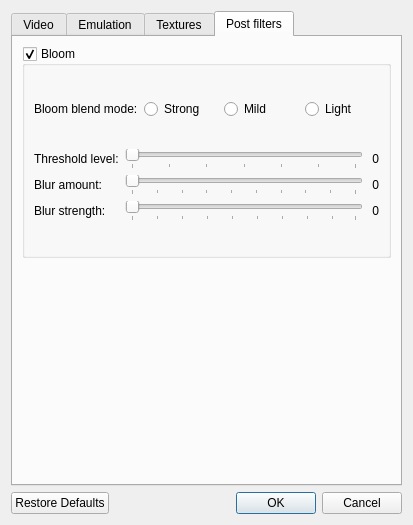
First picture: the form in src/GLideNUI/configDialog.ui, repository gonetz/GLideN64, before the edit.
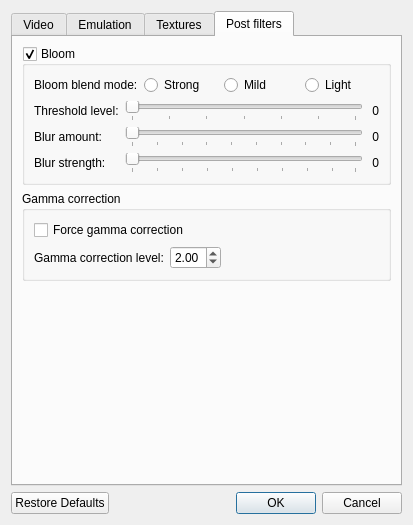
Second picture: the form after the edit. The open tabs and pages were chosen to show the change. Icons and pictures are not drawn.

Commit message: Add gamma correction settings to GUI.

```diff
--- a/src/GLideNUI/configDialog.ui
+++ b/src/GLideNUI/configDialog.ui
@@ -1273,7 +1273,103 @@
         </widget>
        </item>
        <item>
-        <widget class="QWidget" name="widget_3" native="true"/>
+        <widget class="QGroupBox" name="gammaCorrectionGroupBox">
+         <property name="sizePolicy">
+          <sizepolicy hsizetype="Preferred" vsizetype="Preferred">
+           <horstretch>0</horstretch>
+           <verstretch>0</verstretch>
+          </sizepolicy>
+         </property>
+         <property name="title">
+          <string>Gamma correction</string>
+         </property>
+         <layout class="QVBoxLayout" name="verticalLayout_16">
+          <item>
+           <widget class="QCheckBox" name="forceGammaCorrectionCheckBox">
+            <property name="toolTip">
+             <string>&lt;html&gt;&lt;head/&gt;&lt;body&gt;&lt;p&gt;&lt;span style=&quot; font-weight:600;&quot;&gt;Gamma correction.&lt;/span&gt;&lt;/p&gt;&lt;p&gt;Some N64 games use gamma correction. Gamma correction makes image brighter. N64 applies gamma correction in its Video Interface. &lt;/p&gt;&lt;p&gt;GLideN64 emulates gamma correction as post-processing effect. That is, it works only when frame buffer emulation enabled. Gamma correction enabled automatically for games, which use it on real N64. You may force gamma correction for all games and increase default level of gamma correction.&lt;/p&gt;&lt;p&gt;[Recommended: &lt;span style=&quot; font-style:italic;&quot;&gt;use defaults&lt;/span&gt;]&lt;/p&gt;&lt;/body&gt;&lt;/html&gt;</string>
+            </property>
+            <property name="text">
+             <string>Force gamma correction</string>
+            </property>
+           </widget>
+          </item>
+          <item>
+           <layout class="QHBoxLayout" name="horizontalLayout_14">
+            <property name="sizeConstraint">
+             <enum>QLayout::SetDefaultConstraint</enum>
+            </property>
+            <item>
+             <widget class="QLabel" name="label_25">
+              <property name="sizePolicy">
+               <sizepolicy hsizetype="Fixed" vsizetype="Preferred">
+                <horstretch>0</horstretch>
+                <verstretch>0</verstretch>
+               </sizepolicy>
+              </property>
+              <property name="toolTip">
+               <string>&lt;html&gt;&lt;head/&gt;&lt;body&gt;&lt;p&gt;&lt;span style=&quot; font-weight:600;&quot;&gt;Gamma correction.&lt;/span&gt;&lt;/p&gt;&lt;p&gt;Some N64 games use gamma correction. Gamma correction makes image brighter. N64 applies gamma correction in its Video Interface. &lt;/p&gt;&lt;p&gt;GLideN64 emulates gamma correction as post-processing effect. That is, it works only when frame buffer emulation enabled. Gamma correction enabled automatically for games, which use it on real N64. You may force gamma correction for all games. Default level of gamma correction is 2, as on N64.&lt;/p&gt;&lt;p&gt;[Recommended: &lt;span style=&quot; font-style:italic;&quot;&gt;use defaults&lt;/span&gt;]&lt;/p&gt;&lt;/body&gt;&lt;/html&gt;</string>
+              </property>
+              <property name="text">
+               <string>Gamma correction level:</string>
+              </property>
+             </widget>
+            </item>
+            <item>
+             <widget class="QDoubleSpinBox" name="gammaLevelSpinBox">
+              <property name="sizePolicy">
+               <sizepolicy hsizetype="Fixed" vsizetype="Fixed">
+                <horstretch>0</horstretch>
+                <verstretch>0</verstretch>
+               </sizepolicy>
+              </property>
+              <property name="toolTip">
+               <string>&lt;html&gt;&lt;head/&gt;&lt;body&gt;&lt;p&gt;&lt;span style=&quot; font-weight:600;&quot;&gt;Gamma correction.&lt;/span&gt;&lt;/p&gt;&lt;p&gt;Some N64 games use gamma correction. Gamma correction makes image brighter. N64 applies gamma correction in its Video Interface. &lt;/p&gt;&lt;p&gt;GLideN64 emulates gamma correction as post-processing effect. That is, it works only when frame buffer emulation enabled. Gamma correction enabled automatically for games, which use it on real N64. You may force gamma correction for all games. Default level of gamma correction is 2, as on N64.&lt;/p&gt;&lt;p&gt;[Recommended: &lt;span style=&quot; font-style:italic;&quot;&gt;use defaults&lt;/span&gt;]&lt;/p&gt;&lt;/body&gt;&lt;/html&gt;</string>
+              </property>
+              <property name="minimum">
+               <double>1.000000000000000</double>
+              </property>
+              <property name="maximum">
+               <double>4.000000000000000</double>
+              </property>
+              <property name="singleStep">
+               <double>0.100000000000000</double>
+              </property>
+              <property name="value">
+               <double>2.000000000000000</double>
+              </property>
+             </widget>
+            </item>
+            <item>
+             <widget class="QWidget" name="widget_4" native="true">
+              <property name="sizePolicy">
+               <sizepolicy hsizetype="Preferred" vsizetype="Preferred">
+                <horstretch>0</horstretch>
+                <verstretch>0</verstretch>
+               </sizepolicy>
+              </property>
+              <property name="minimumSize">
+               <size>
+                <width>0</width>
+                <height>0</height>
+               </size>
+              </property>
+             </widget>
+            </item>
+           </layout>
+          </item>
+         </layout>
+        </widget>
+       </item>
+       <item>
+        <widget class="QWidget" name="widget_3" native="true">
+         <property name="sizePolicy">
+          <sizepolicy hsizetype="Preferred" vsizetype="Expanding">
+           <horstretch>0</horstretch>
+           <verstretch>0</verstretch>
+          </sizepolicy>
+         </property>
+        </widget>
        </item>
       </layout>
      </widget>
```
Left out of the diff: 46 changed lines with no effect on the pictures. The commit also changes 2 other files.
